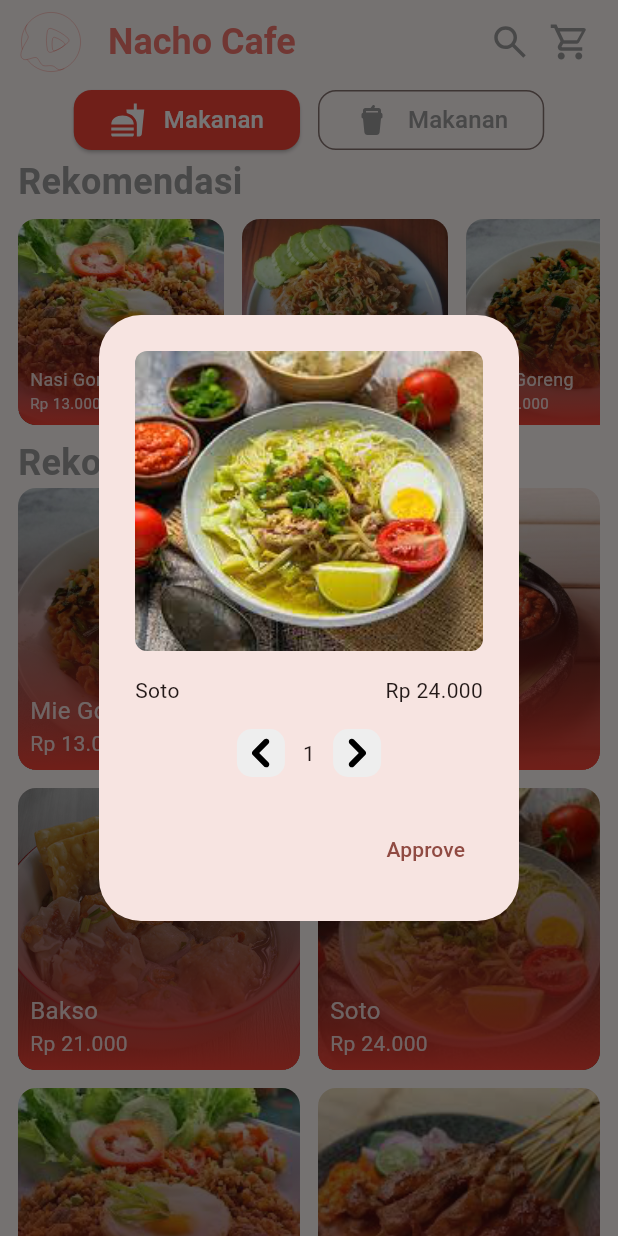
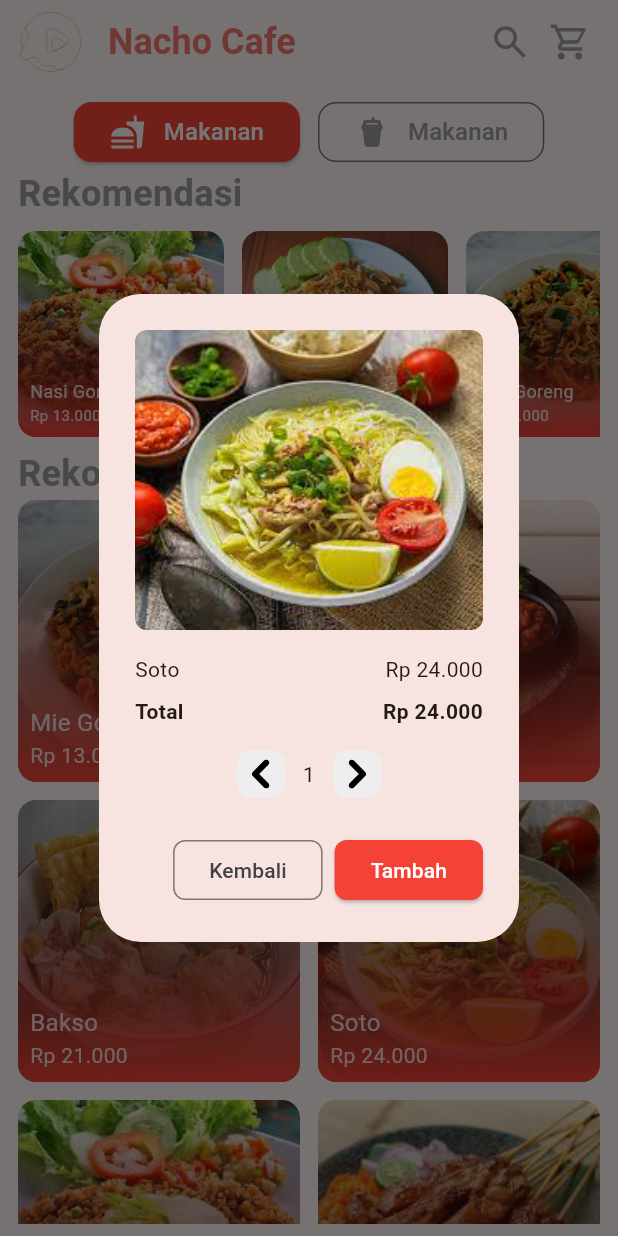
Before and after one commit to ululazmi41/nacho_cafe, a Flutter app: the HomePage screen opened by its route, after a tap on "Soto", on a phone screen of 412 x 824 dp. Run offline on Flutter 3.47's test engine with Material 3 defaults, Android fonts, the phone set to English and light mode, and no system bars; our stand-ins replace flutter_svg.

Commit message:
feat: display drink item and shimmer on loading

```diff
--- a/lib/main.dart
+++ b/lib/main.dart
@@ -1,5 +1,5 @@
 import 'package:flutter/material.dart';
-import 'package:nacho_cafe/states/food_provider.dart';
+import 'package:nacho_cafe/states/menu_provider.dart';
 import 'package:nacho_cafe/utils/routes.dart';
 import 'package:provider/provider.dart';
 
@@ -7,7 +7,7 @@ void main() {
   runApp(
     MultiProvider(
       providers: [
-        ChangeNotifierProvider(create: (context) => FoodProvider()),
+        ChangeNotifierProvider(create: (context) => MenuProvider()),
       ],
       child: const MyApp(),
     ),
--- a/lib/pages/home_page.dart
+++ b/lib/pages/home_page.dart
@@ -1,6 +1,6 @@
 import 'package:flutter/material.dart';
 import 'package:flutter_svg/flutter_svg.dart';
-import 'package:nacho_cafe/states/food_provider.dart';
+import 'package:nacho_cafe/states/menu_provider.dart';
 import 'package:provider/provider.dart';
 
 String formatToRupiah(int price) {
@@ -72,7 +72,11 @@ class _HomePageState extends State<HomePage> {
         ],
       ),
       body: Padding(
-        padding: const EdgeInsets.symmetric(horizontal: 12.0),
+        padding: const EdgeInsets.symmetric(
+          horizontal: 12.0,
+          vertical: 8.0,
+        ),
+        child: SingleChildScrollView(
           child: Column(
             crossAxisAlignment: CrossAxisAlignment.start,
             children: <Widget>[
@@ -81,7 +85,8 @@ class _HomePageState extends State<HomePage> {
                 children: [
                   ElevatedButton(
                     onPressed: () {
-                    //
+                      Provider.of<MenuProvider>(context, listen: false)
+                          .changeMenuType(MenuType.food);
                     },
                     style: ElevatedButton.styleFrom(
                       shape: RoundedRectangleBorder(
@@ -115,7 +120,8 @@ class _HomePageState extends State<HomePage> {
                   const SizedBox(width: 12.0),
                   OutlinedButton(
                     onPressed: () {
-                    //
+                      Provider.of<MenuProvider>(context, listen: false)
+                          .changeMenuType(MenuType.drink);
                     },
                     style: OutlinedButton.styleFrom(
                       shape: RoundedRectangleBorder(
@@ -147,6 +153,8 @@ class _HomePageState extends State<HomePage> {
                   ),
                 ],
               ),
+              Column(
+                children: [
                   const Align(
                     alignment: Alignment.centerLeft,
                     child: Text(
@@ -159,12 +167,29 @@ class _HomePageState extends State<HomePage> {
                     ),
                   ),
                   const SizedBox(height: 8.0),
-            Consumer<FoodProvider>(
+                  Consumer<MenuProvider>(
                     builder: (context, value, child) {
-                if (value.state == FoodState.idle) {
-                  return const Text("Loading...");
-                } else if (value.state == FoodState.loaded) {
-                  List<Food> foods = value.getRandomFood(5);
+                      if (value.state == MenuState.idle) {
+                        return SizedBox(
+                          height: MediaQuery.sizeOf(context).width / 3,
+                          child: Expanded(
+                            child: ListView.separated(
+                              itemCount: 5,
+                              scrollDirection: Axis.horizontal,
+                              separatorBuilder: (context, index) {
+                                return const SizedBox(width: 12.0);
+                              },
+                              itemBuilder: (context, index) {
+                                return _ItemPlaceholder(
+                                  width: MediaQuery.sizeOf(context).width / 3,
+                                  height: MediaQuery.sizeOf(context).width / 3,
+                                );
+                              },
+                            ),
+                          ),
+                        );
+                      } else if (value.state == MenuState.loaded) {
+                        List<Menu> foods = value.getRandomMenu(5);
                         return SizedBox(
                           height: MediaQuery.sizeOf(context).width / 3,
                           child: Expanded(
@@ -205,27 +230,46 @@ class _HomePageState extends State<HomePage> {
                       ),
                     ),
                   ),
-            Consumer<FoodProvider>(
+                  Consumer<MenuProvider>(
                     builder: (context, value, child) {
-                if (value.state == FoodState.idle) {
-                  return const Text("Loading...");
-                } else if (value.state == FoodState.loaded) {
-                  return Expanded(
-                    child: GridView.count(
+                      if (value.state == MenuState.idle) {
+                        return GridView.count(
+                          shrinkWrap: true,
                           crossAxisCount: 2,
                           crossAxisSpacing: 12.0,
                           mainAxisSpacing: 12.0,
-                      children: List.generate(value.foods.length, (int index) {
+                          physics: const NeverScrollableScrollPhysics(),
+                          children: List.generate(
+                            12,
+                            (int index) {
+                              return const _ItemPlaceholder(
+                                width: double.infinity,
+                                height: double.infinity,
+                              );
+                            },
+                          ),
+                        );
+                      } else if (value.state == MenuState.loaded) {
+                        return GridView.count(
+                          shrinkWrap: true,
+                          crossAxisCount: 2,
+                          crossAxisSpacing: 12.0,
+                          mainAxisSpacing: 12.0,
+                          physics: const NeverScrollableScrollPhysics(),
+                          children: List.generate(
+                            value.menus.length,
+                            (int index) {
                               return Item(
                                 width: double.infinity,
                                 height: double.infinity,
-                          name: value.foods[index].name,
+                                name: value.menus[index].name,
                                 nameFontSize: 16.0,
-                          price: value.foods[index].price,
+                                price: value.menus[index].price,
                                 priceFontSize: 14.0,
-                          imageUrl: "images/${value.foods[index].filename}",
+                                imageUrl:
+                                    "images/${value.menus[index].filename}",
                               );
-                      }),
+                            },
                           ),
                         );
                       } else {
@@ -234,6 +278,9 @@ class _HomePageState extends State<HomePage> {
                     },
                   ),
                 ],
+              ),
+            ],
+          ),
         ),
       ),
     );
@@ -395,8 +442,9 @@ class _ItemState extends State<Item> {
                     ),
                   ],
                 ),
-                const SizedBox(height: 16.0),
-                _ItemCount(
+                const SizedBox(height: 8.0),
+                DialogContent(
+                  price: price,
                   parentIncrease: increaseItemCount,
                   parentDecrease: decreaseItemCount,
                 ),
@@ -404,12 +452,36 @@ class _ItemState extends State<Item> {
             ),
           ),
           actions: <Widget>[
-            TextButton(
-              child: const Text('Approve'),
+            OutlinedButton(
               onPressed: () {
-                // resetItemCount();
                 Navigator.of(context).pop();
               },
+              style: OutlinedButton.styleFrom(
+                shape: RoundedRectangleBorder(
+                  borderRadius: BorderRadius.circular(8.0),
+                ),
+              ),
+              child: Text(
+                'Kembali',
+                style: TextStyle(color: Colors.grey[800]),
+              ),
+            ),
+            ElevatedButton(
+              onPressed: () {
+                Navigator.of(context).pop();
+              },
+              style: ElevatedButton.styleFrom(
+                backgroundColor: Colors.red,
+                shape: RoundedRectangleBorder(
+                  borderRadius: BorderRadius.circular(8.0),
+                ),
+              ),
+              child: const Text(
+                'Tambah',
+                style: TextStyle(
+                  color: Colors.white,
+                ),
+              ),
             ),
           ],
         );
@@ -420,20 +492,76 @@ class _ItemState extends State<Item> {
   }
 }
 
-class _ItemCount extends StatefulWidget {
-  const _ItemCount({
-    required this.parentIncrease,
-    required this.parentDecrease,
+class _ItemPlaceholder extends StatefulWidget {
+  const _ItemPlaceholder({
+    required this.width,
+    required this.height,
   });
 
+  final double width;
+  final double height;
+
+  @override
+  State<_ItemPlaceholder> createState() => _ItemPlaceholderState();
+}
+
+class _ItemPlaceholderState extends State<_ItemPlaceholder>
+    with TickerProviderStateMixin {
+  late AnimationController _controller;
+  late Animation<Color?> _colorTween;
+
+  @override
+  void initState() {
+    super.initState();
+    _controller = AnimationController(
+        duration: const Duration(milliseconds: 2000), vsync: this);
+    _controller.repeat(reverse: true);
+    _colorTween =
+        ColorTween(begin: Colors.grey, end: Colors.white).animate(_controller);
+  }
+
+  @override
+  void dispose() {
+    _controller.dispose();
+    super.dispose();
+  }
+
+  @override
+  Widget build(BuildContext context) {
+    return AnimatedBuilder(
+      animation: _colorTween,
+      builder: (context, _) {
+        return Container(
+          width: widget.width,
+          height: widget.height,
+          clipBehavior: Clip.hardEdge,
+          decoration: BoxDecoration(
+            color: _colorTween.value,
+            borderRadius: BorderRadius.circular(12.0),
+          ),
+        );
+      },
+    );
+  }
+}
+
+class DialogContent extends StatefulWidget {
+  const DialogContent({
+    super.key,
+    required this.price,
+    required this.parentDecrease,
+    required this.parentIncrease,
+  });
+
+  final int price;
   final Function parentIncrease;
   final Function parentDecrease;
 
   @override
-  State<_ItemCount> createState() => _ItemCountState();
+  State<DialogContent> createState() => _DialogContentState();
 }
 
-class _ItemCountState extends State<_ItemCount> {
+class _DialogContentState extends State<DialogContent> {
   int _itemCount = 1;
 
   void increaseItemCount() {
@@ -452,7 +580,29 @@ class _ItemCountState extends State<_ItemCount> {
 
   @override
   Widget build(BuildContext context) {
-    return Row(
+    return Column(
+      children: [
+        Row(
+          mainAxisAlignment: MainAxisAlignment.spaceBetween,
+          children: [
+            const Text(
+              "Total",
+              style: TextStyle(
+                fontSize: 14.0,
+                fontWeight: FontWeight.bold,
+              ),
+            ),
+            Text(
+              formatToRupiah(widget.price * _itemCount),
+              style: const TextStyle(
+                fontSize: 14.0,
+                fontWeight: FontWeight.bold,
+              ),
+            ),
+          ],
+        ),
+        const SizedBox(height: 16.0),
+        Row(
           mainAxisAlignment: MainAxisAlignment.center,
           children: [
             InkWell(
@@ -460,6 +610,8 @@ class _ItemCountState extends State<_ItemCount> {
                 decreaseItemCount();
                 widget.parentDecrease();
               },
+              splashColor: Colors.transparent,
+              highlightColor: Colors.transparent,
               child: Row(
                 children: [
                   Container(
@@ -491,6 +643,8 @@ class _ItemCountState extends State<_ItemCount> {
                 increaseItemCount();
                 widget.parentIncrease();
               },
+              splashColor: Colors.transparent,
+              highlightColor: Colors.transparent,
               child: Row(
                 children: [
                   Container(
@@ -510,6 +664,8 @@ class _ItemCountState extends State<_ItemCount> {
               ),
             ),
           ],
+        ),
+      ],
     );
   }
 }
--- a/lib/states/food_provider.dart
+++ /dev/null
@@ -1,77 +0,0 @@
-import 'dart:convert';
-import 'dart:math';
-import 'package:flutter/material.dart';
-import 'package:flutter/services.dart';
-import 'dart:developer' as dev;
-
-enum FoodState {
-  idle,
-  loaded,
-}
-
-class Food {
-  final String name;
-  final int price;
-  final String filename;
-  const Food({required this.name, required this.price, required this.filename});
-}
-
-class FoodProvider extends ChangeNotifier {
-  FoodState _state = FoodState.idle;
-  get state => _state;
-
-  List<Food> _foods = [];
-  List<Food> get foods => _foods;
-
-  FoodProvider() {
-    dev.log('Initiating Food Provider');
-    loadJson();
-  }
-
-  Future<void> loadJson() async {
-    _state = FoodState.idle;
-
-    String json = await rootBundle.loadString("assets/foods.json");
-    List<dynamic> decoded = jsonDecode(json);
-
-    for (var item in decoded) {
-      if (item
-          case {
-            "name": String name,
-            "price": int price,
-            "filename": String filename,
-          }) {
-        Food food = Food(
-          name: name,
-          price: price,
-          filename: filename,
-        );
-        foods.add(food);
-      } else {
-        throw "unhandled json: $item";
-      }
-    }
-
-    _foods = foods;
-    _state = FoodState.loaded;
-    notifyListeners();
-  }
-
-  List<Food> getRandomFood(int total) {
-    if (total == 0) {
-      return [];
-    }
-
-    List<Food> picked = [];
-    List<int> indexes = [];
-    for (int i = 0; i < _foods.length; i++) {
-      indexes.add(i);
-    }
-    for (int i = 0; i < total; i++) {
-      int randomIndex = Random().nextInt(indexes.length);
-      int index = indexes.removeAt(randomIndex);
-      picked.add(_foods[index]);
-    }
-    return picked;
-  }
-}
--- /dev/null
+++ b/lib/states/menu_provider.dart
@@ -0,0 +1,111 @@
+import 'dart:convert';
+import 'dart:math';
+import 'package:flutter/material.dart';
+import 'package:flutter/services.dart';
+
+class Menu {
+  final String name;
+  final int price;
+  final String filename;
+  const Menu({required this.name, required this.price, required this.filename});
+}
+
+enum MenuState {
+  idle,
+  loaded,
+}
+
+enum MenuType {
+  food,
+  drink,
+}
+
+class MenuProvider extends ChangeNotifier {
+  late MenuState _state;
+  get state => _state;
+
+  late List<Menu> _menus;
+  List<Menu> get menus => _menus;
+
+  late MenuType _selectedMenuType;
+  MenuType get menuType => _selectedMenuType;
+
+  MenuProvider() {
+    _state = MenuState.idle;
+    _menus = [];
+
+    _selectedMenuType = MenuType.food;
+    reloadMenuJson();
+  }
+
+  void changeMenuType(MenuType menuType) {
+    if (menuType != _selectedMenuType) {
+      _selectedMenuType = menuType;
+      _state = MenuState.idle;
+      _menus = [];
+      notifyListeners();
+
+      Future.delayed(const Duration(milliseconds: 600), () {
+        reloadMenuJson();
+      });
+    }
+  }
+
+  Future<void> reloadMenuJson() async {
+    _state = MenuState.idle;
+    _menus = [];
+    notifyListeners();
+
+    late String menuUrl;
+    if (menuType == MenuType.food) {
+      menuUrl = "assets/foods.json";
+    } else if (menuType == MenuType.drink) {
+      menuUrl = "assets/drinks.json";
+    } else {
+      throw "Unhandled Menu Type: $menuType";
+    }
+
+    String json = await rootBundle.loadString(menuUrl);
+    List<dynamic> decoded = jsonDecode(json);
+
+    for (var item in decoded) {
+      if (item
+          case {
+            "name": String name,
+            "price": int price,
+            "filename": String filename,
+          }) {
+        Menu menu = Menu(
+          name: name,
+          price: price,
+          filename: filename,
+        );
+        menus.add(menu);
+      } else {
+        throw "unhandled json: $item";
+      }
+    }
+
+    _menus = menus;
+    _state = MenuState.loaded;
+    notifyListeners();
+  }
+
+  List<Menu> getRandomMenu(int total) {
+    if (total == 0) {
+      return [];
+    }
+
+    List<Menu> picked = [];
+    List<int> indexes = [];
+    for (int i = 0; i < _menus.length; i++) {
+      indexes.add(i);
+    }
+    for (int i = 0; i < total; i++) {
+      int randomIndex = Random().nextInt(indexes.length);
+      int index = indexes.removeAt(randomIndex);
+      picked.add(_menus[index]);
+    }
+    return picked;
+  }
+}
```
Lines whose indentation alone changed are shown as unchanged.
